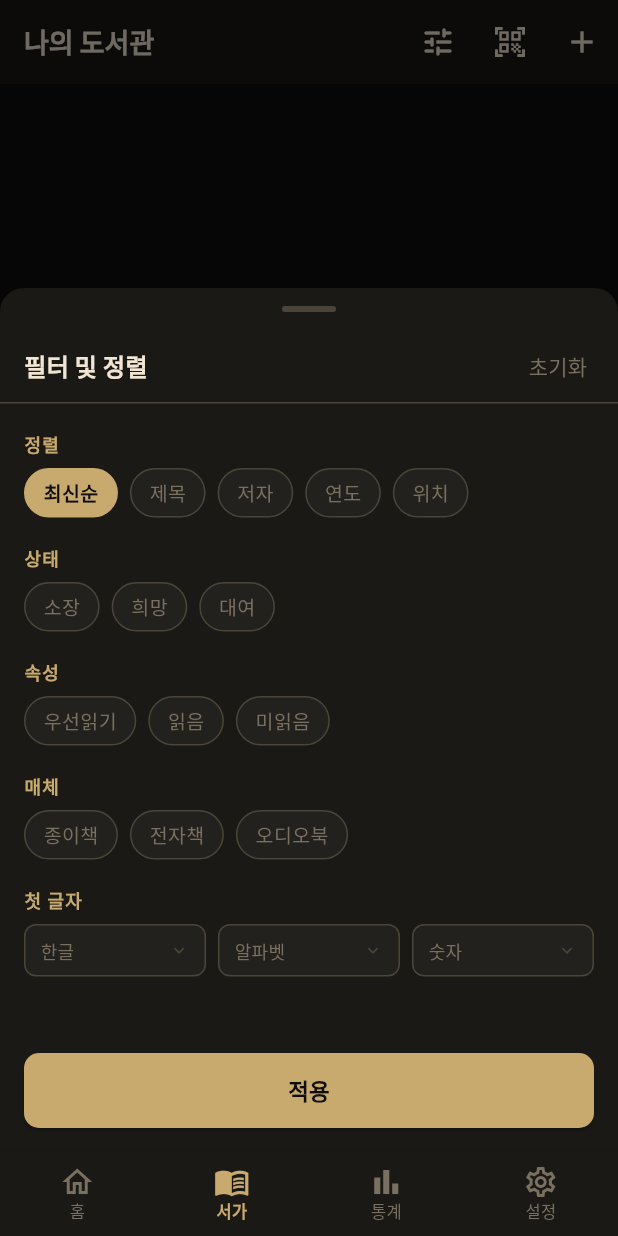
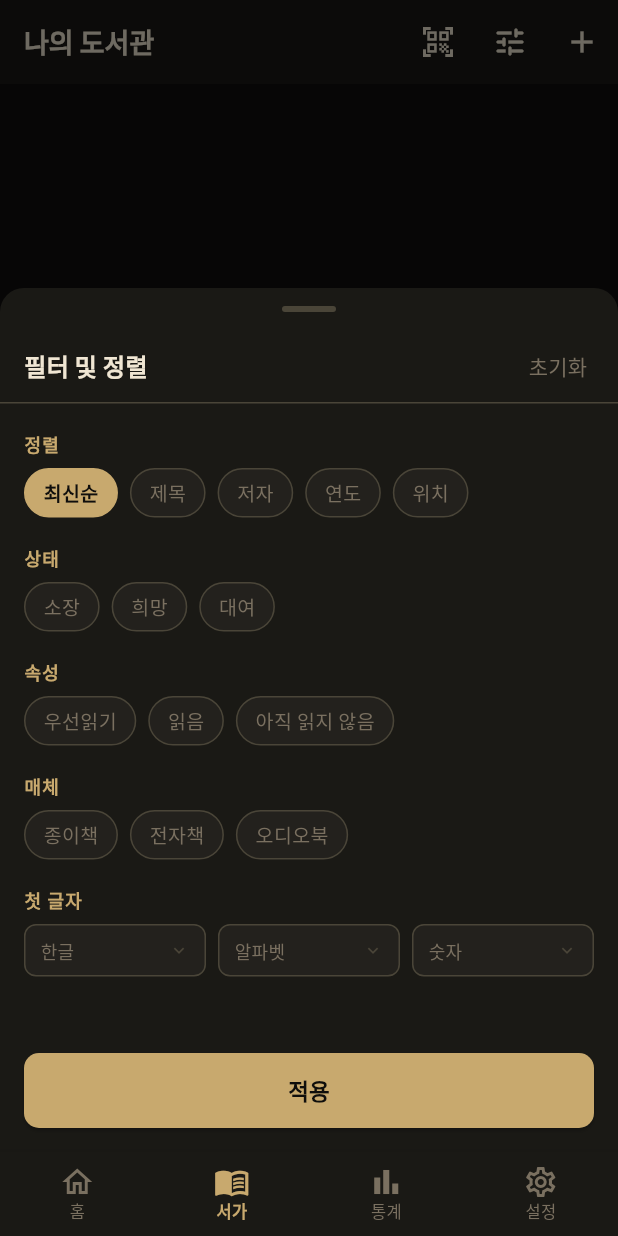
Before and after one commit to giltongit/classicshelf, a Flutter app: the BookListScreen screen opened by its route, after a tap on the "tune" icon, on a phone screen of 412 x 824 dp. Run offline on Flutter 3.47's test engine with Material 3 defaults, Android fonts, the phone set to English and light mode, and no system bars; our stand-ins replace cached_network_image, connectivity_plus, csv, drift, file_picker, flutter_image_compress and 5 more; missing offline and left inert: charset_converter, mobile_scanner; accounts and stored records are empty; generated files the repository leaves out were written again; network calls fail.

Commit message:
fix(ui): 필터 미읽음 라벨 수정 + AppBar 아이콘 순서 변경
- 속성 필터 '미읽음' → '아직 읽지 않음'
- AppBar actions: 바코드 스캔 / 검색 / 추가 순

```diff
--- a/lib/screens/book_filter_sheet.dart
+++ b/lib/screens/book_filter_sheet.dart
@@ -102,7 +102,7 @@ class _BookFilterSheetState extends State<BookFilterSheet> {
                     items: const [
                       _ChipItem('우선읽기', 'priority'),
                       _ChipItem('읽음', 'read'),
-                      _ChipItem('미읽음', 'unread'),
+                      _ChipItem('아직 읽지 않음', 'unread'),
                     ],
                     selected: _draft.attributes,
                     onChanged: (v) =>
```
Also changed, not shown: lib/screens/book_list_screen.dart (+5 -5 lines).
